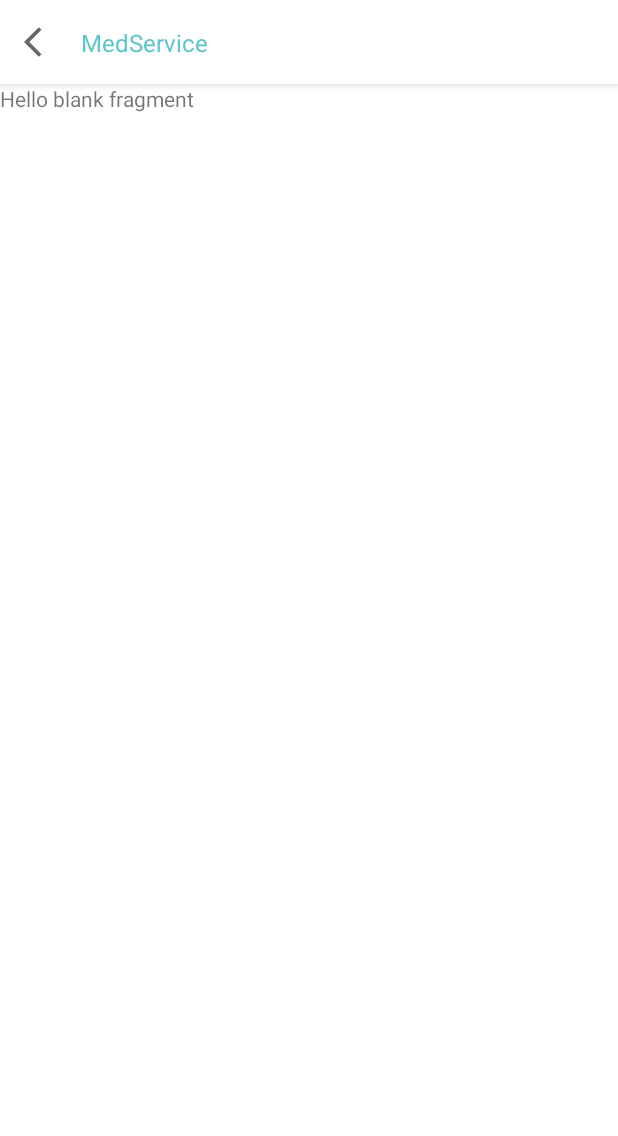
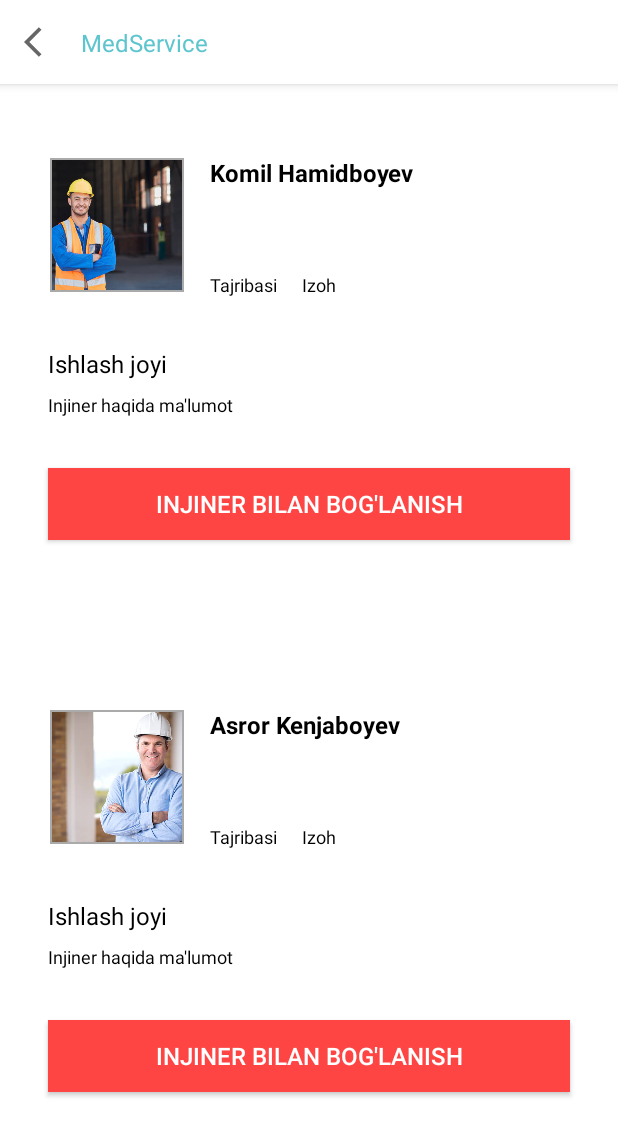
Before and after one commit to Nurtaz440/MedService, an Android app: the OurEnginerFragment screen opened through its navigation route, on a phone screen of 412 x 824 dp. Shown: the top 1136 px of the screen. Run offline under Robolectric (Android 15) with nearby library versions, the phone set to English and light mode, and no system bars; our stand-ins replace data binding, navigation-ui.

Commit message:
enginers change

```diff
--- a/app/src/main/java/mening/dasturim/medservice/data/constants/Constants.kt
+++ b/app/src/main/java/mening/dasturim/medservice/data/constants/Constants.kt
@@ -1,18 +1,51 @@
 package mening.dasturim.medservice.data.constants
 
 import mening.dasturim.medservice.R
+import mening.dasturim.medservice.data.model.EnginerItem
 import mening.dasturim.medservice.data.model.HomeItem
 
 object Constants {
 
-    fun getHomeItems() : ArrayList<HomeItem>{
+    fun getHomeItems(): ArrayList<HomeItem> {
         return arrayListOf(
-          HomeItem(R.drawable.bosh,R.string.nevralogiya),
-          HomeItem(R.drawable.suyak,R.string.travma),
-          HomeItem(R.drawable.tish,R.string.stamatologiya),
-          HomeItem(R.drawable.tomoq,R.string.lor),
-          HomeItem(R.drawable.urolog,R.string.urolog),
-          HomeItem(R.drawable.yurak,R.string.kardiyalogiya),
+            HomeItem(R.drawable.bosh, R.string.nevralogiya),
+            HomeItem(R.drawable.suyak, R.string.travma),
+            HomeItem(R.drawable.tish, R.string.stamatologiya),
+            HomeItem(R.drawable.tomoq, R.string.lor),
+            HomeItem(R.drawable.urolog, R.string.urolog),
+            HomeItem(R.drawable.yurak, R.string.kardiyalogiya),
         )
     }
+
+    fun getOurEnginersItems(): ArrayList<EnginerItem> {
+        return arrayListOf(
+            EnginerItem(
+                R.drawable.enginer_2,
+                R.string.komil,
+                R.string.empity,
+                R.string.empity,
+                R.string.empity,
+                R.string.empity,
+                R.string.empity
+            ),
+        EnginerItem(
+            R.drawable.enginer_3,
+            R.string.asror,
+            R.string.empity,
+            R.string.empity,
+            R.string.empity,
+            R.string.empity,
+            R.string.empity
+        ),
+        EnginerItem(
+            R.drawable.enginer_1,
+            R.string.sevinch,
+            R.string.empity,
+            R.string.empity,
+            R.string.empity,
+            R.string.empity,
+            R.string.empity
+        ))
+
+    }
 }
--- /dev/null
+++ b/app/src/main/java/mening/dasturim/medservice/data/model/EnginerItem.kt
@@ -0,0 +1,18 @@
+package mening.dasturim.medservice.data.model
+
+import androidx.annotation.DrawableRes
+import androidx.annotation.StringRes
+
+data class EnginerItem(
+    @DrawableRes
+    val img:Int,
+    @StringRes
+    val enginerName: Int,
+    @StringRes
+    val enginerCategory: Int,
+    val experience: Int,
+    val comment: Int,
+    @StringRes
+    val clinicName: Int,
+    val details: Int
+)
--- /dev/null
+++ b/app/src/main/java/mening/dasturim/medservice/ui/main/user/enginer/OurEnginerAdapter.kt
@@ -0,0 +1,66 @@
+package mening.dasturim.medservice.ui.main.user.enginer
+
+import android.annotation.SuppressLint
+import android.content.Context
+import android.view.LayoutInflater
+import android.view.ViewGroup
+import androidx.core.content.ContextCompat
+import androidx.databinding.DataBindingUtil
+import androidx.recyclerview.widget.RecyclerView
+import mening.dasturim.medservice.R
+import mening.dasturim.medservice.data.model.EnginerItem
+import mening.dasturim.medservice.databinding.ItemEnginerBinding
+
+class OurEnginerAdapter(private val itemClickListener: (EnginerItem) -> Unit) :
+    RecyclerView.Adapter<OurEnginerAdapter.VH>() {
+
+    private var listItem = listOf<EnginerItem>()
+
+    @SuppressLint("NotifyDataSetChanged")
+    fun setData(listItem: List<EnginerItem>) {
+        this.listItem = listItem
+        notifyDataSetChanged()
+    }
+
+
+    override fun onCreateViewHolder(
+        parent: ViewGroup,
+        viewType: Int
+    ): VH {
+        val inflater = LayoutInflater.from(parent.context)
+        val binding =
+            DataBindingUtil.inflate<ItemEnginerBinding>(
+                inflater,
+                R.layout.item_enginer,
+                parent,
+                false
+            )
+        return VH(binding, parent.context)
+    }
+
+    override fun onBindViewHolder(holder: VH, position: Int) {
+        holder.itemView.setOnClickListener {
+            itemClickListener.invoke(listItem[position])
+        }
+        holder.onBind(listItem[position])
+    }
+
+    override fun getItemCount() = listItem.size
+
+    class VH(private val binding: ItemEnginerBinding, private val context: Context) :
+        RecyclerView.ViewHolder(binding.root) {
+        fun onBind(enginer: EnginerItem) {
+            binding.apply {
+                tvFullName.text = context.getString(enginer.enginerName)
+                tvCategoryOfDoctor.text = context.getString(enginer.enginerCategory)
+                cardProfileAvater.setImageDrawable(ContextCompat.getDrawable(context, enginer.img))
+
+            //                tvExperience.text = context.getString(doctorDetailItem.experience)
+//                tvComments.text = context.getString(doctorDetailItem.comment)
+//                tvClinicName.text = context.getString(doctorDetailItem.clinicName)
+//                tvDetail.text = context.getString(doctorDetailItem.details)
+            }
+        }
+    }
+
+}
--- a/app/src/main/java/mening/dasturim/medservice/ui/main/user/enginer/OurEnginerFragment.kt
+++ b/app/src/main/java/mening/dasturim/medservice/ui/main/user/enginer/OurEnginerFragment.kt
@@ -1,20 +1,34 @@
 package mening.dasturim.medservice.ui.main.user.enginer
 
-import android.os.Bundle
-import androidx.fragment.app.Fragment
-import android.view.LayoutInflater
-import android.view.View
-import android.view.ViewGroup
+import androidx.lifecycle.ViewModelProvider
+import androidx.navigation.fragment.findNavController
+import androidx.recyclerview.widget.LinearLayoutManager
+import androidx.recyclerview.widget.RecyclerView
 import mening.dasturim.medservice.R
+import mening.dasturim.medservice.data.constants.Constants
+import mening.dasturim.medservice.databinding.FragmentOurEnginerBinding
+import mening.dasturim.medservice.ui.base.BaseFragment
 
-class OurEnginerFragment : Fragment() {
+class OurEnginerFragment : BaseFragment<FragmentOurEnginerBinding, OurEnginerVM>() {
 
-    override fun onCreateView(
-        inflater: LayoutInflater, container: ViewGroup?,
-        savedInstanceState: Bundle?
-    ): View? {
-        // Inflate the layout for this fragment
-        return inflater.inflate(R.layout.fragment_our_enginer, container, false)
+    private lateinit var ourEnginerAdapter: OurEnginerAdapter
+
+    override fun onBound() {
+        setUp()
     }
 
+    fun setUp() {
+
+        ourEnginerAdapter= OurEnginerAdapter {
+          //  findNavController().navigate(R.id.ourEnginerDitails)
+        }
+        ourEnginerAdapter.setData(Constants.getOurEnginersItems())
+        binding.rvEnginers.layoutManager=LinearLayoutManager(requireContext(),RecyclerView.VERTICAL,false)
+        binding.rvEnginers.adapter=ourEnginerAdapter
+    }
+
+    override fun getLayoutResId() = R.layout.fragment_our_enginer
+    override val vm: OurEnginerVM
+        get() = ViewModelProvider(this).get(OurEnginerVM::class.java)
+
 }
--- /dev/null
+++ b/app/src/main/java/mening/dasturim/medservice/ui/main/user/enginer/OurEnginerVM.kt
@@ -0,0 +1,6 @@
+package mening.dasturim.medservice.ui.main.user.enginer
+
+import mening.dasturim.medservice.ui.base.BaseVM
+
+class OurEnginerVM :BaseVM() {
+}
--- a/app/src/main/java/mening/dasturim/medservice/ui/main/user/home/HomeFragment.kt
+++ b/app/src/main/java/mening/dasturim/medservice/ui/main/user/home/HomeFragment.kt
@@ -8,6 +8,7 @@ import android.view.ViewGroup
 import androidx.annotation.LayoutRes
 import androidx.lifecycle.ViewModelProvider
 import androidx.recyclerview.widget.LinearLayoutManager
+import androidx.recyclerview.widget.RecyclerView
 import mening.dasturim.medservice.R
 import mening.dasturim.medservice.data.constants.Constants
 import mening.dasturim.medservice.databinding.FragmentHomeBinding
@@ -38,7 +39,7 @@ class HomeFragment : BaseFragment<FragmentHomeBinding,HomeVM>() {
 
         newsAdapter= NewsAdapter {  }
        // newsAdapter.setData(Constants.getNewsItems())
-        binding.rvNews.layoutManager=LinearLayoutManager(requireContext())
+        binding.rvNews.layoutManager=LinearLayoutManager(requireContext(),RecyclerView.VERTICAL,false)
         binding.rvNews.adapter=adapter
     }
 
--- a/app/src/main/res/layout/fragment_our_enginer.xml
+++ b/app/src/main/res/layout/fragment_our_enginer.xml
@@ -1,16 +1,27 @@
 <?xml version="1.0" encoding="utf-8"?>
-<FrameLayout xmlns:android="http://schemas.android.com/apk/res/android"
-    xmlns:tools="http://schemas.android.com/tools"
-    android:layout_width="match_parent"
-    android:layout_height="match_parent"
-    tools:context=".ui.main.user.enginer.OurEnginerFragment"
-    >
+<layout xmlns:android="http://schemas.android.com/apk/res/android"
+    xmlns:app="http://schemas.android.com/apk/res-auto"
+    xmlns:tools="http://schemas.android.com/tools">
 
-    <!-- TODO: Update blank fragment layout -->
-    <TextView
+    <androidx.core.widget.NestedScrollView
         android:layout_width="match_parent"
-        android:layout_height="match_parent"
-        android:text="@string/hello_blank_fragment"
-        />
+        android:layout_height="match_parent">
 
-</FrameLayout>
+        <androidx.constraintlayout.widget.ConstraintLayout
+            android:layout_width="match_parent"
+            android:layout_height="match_parent"
+            tools:context=".ui.main.user.enginer.OurEnginerFragment">
+
+
+            <androidx.recyclerview.widget.RecyclerView
+                android:id="@+id/rv_enginers"
+                android:layout_width="match_parent"
+                android:layout_height="match_parent"
+                app:layout_constraintEnd_toEndOf="parent"
+                app:layout_constraintStart_toStartOf="parent"
+                app:layout_constraintTop_toTopOf="parent"
+                tools:listitem="@layout/item_enginer"
+                />
+        </androidx.constraintlayout.widget.ConstraintLayout>
+    </androidx.core.widget.NestedScrollView>
+</layout>
--- /dev/null
+++ b/app/src/main/res/layout/item_enginer.xml
@@ -0,0 +1,130 @@
+<?xml version="1.0" encoding="utf-8"?>
+<layout xmlns:android="http://schemas.android.com/apk/res/android"
+    xmlns:app="http://schemas.android.com/apk/res-auto">
+
+    <androidx.constraintlayout.widget.ConstraintLayout
+        android:layout_width="match_parent"
+        android:layout_height="336dp"
+        android:layout_margin="16dp"
+        android:background="@android:color/transparent">
+
+        <com.google.android.material.imageview.ShapeableImageView
+            android:id="@+id/card_profile_avater"
+            android:layout_width="92dp"
+            android:layout_height="92dp"
+            android:layout_marginStart="16dp"
+            android:layout_marginTop="32dp"
+            android:padding="2dp"
+            android:scaleType="centerCrop"
+            android:src="@drawable/enginer_1"
+            app:layout_constraintStart_toStartOf="parent"
+            app:layout_constraintTop_toTopOf="parent"
+            app:strokeColor="@android:color/darker_gray"
+            app:strokeWidth="1dp" />
+
+        <TextView
+            android:id="@+id/tv_full_name"
+            android:layout_width="match_parent"
+            android:layout_height="wrap_content"
+            android:layout_marginStart="124dp"
+            android:layout_marginTop="32dp"
+            android:layout_marginEnd="16dp"
+            android:lines="2"
+            android:textColor="@color/black"
+            android:textIsSelectable="true"
+            android:textSize="16sp"
+            android:textStyle="bold"
+            app:layout_constraintTop_toTopOf="parent" />
+
+        <TextView
+            android:id="@+id/tv_category_of_doctor"
+            android:layout_width="wrap_content"
+            android:layout_height="wrap_content"
+            android:layout_marginStart="16dp"
+            android:layout_marginTop="4dp"
+            android:text="@string/enginer"
+            android:textColor="@color/black"
+            android:textSize="12sp"
+            app:layout_constraintLeft_toRightOf="@id/card_profile_avater"
+            app:layout_constraintTop_toBottomOf="@id/tv_full_name" />
+
+        <TextView
+            android:id="@+id/tv_experience"
+            android:layout_width="wrap_content"
+            android:layout_height="wrap_content"
+            android:layout_marginStart="16dp"
+            android:layout_marginTop="16dp"
+            android:text="@string/expirence"
+            android:textColor="@color/black"
+            android:textSize="12sp"
+            app:layout_constraintLeft_toRightOf="@id/card_profile_avater"
+            app:layout_constraintTop_toBottomOf="@id/tv_category_of_doctor" />
+
+        <TextView
+            android:id="@+id/tv_comments"
+            android:layout_width="wrap_content"
+            android:layout_height="wrap_content"
+            android:layout_marginStart="16dp"
+            android:layout_marginTop="16dp"
+            android:text="@string/comment"
+            android:textColor="@color/black"
+            android:textSize="12sp"
+            app:layout_constraintLeft_toRightOf="@id/tv_experience"
+            app:layout_constraintTop_toBottomOf="@id/tv_category_of_doctor" />
+
+
+        <View
+            android:id="@+id/v_divider"
+            android:layout_margin="16dp"
+            app:layout_constraintLeft_toLeftOf="parent"
+            app:layout_constraintRight_toRightOf="parent"
+            app:layout_constraintTop_toBottomOf="@id/tv_comments"
+            android:layout_height="1dp"
+            android:layout_width="match_parent"/>
+
+        <TextView
+            android:id="@+id/tv_clinic_name"
+            android:layout_width="match_parent"
+            android:layout_height="wrap_content"
+            android:layout_marginHorizontal="16dp"
+            android:layout_marginTop="16dp"
+            android:maxLines="2"
+            android:text="@string/clinic_name"
+            android:textColor="@color/black"
+            android:textSize="16sp"
+            app:layout_constraintEnd_toEndOf="parent"
+            app:layout_constraintStart_toStartOf="parent"
+            app:layout_constraintTop_toBottomOf="@id/v_divider" />
+
+        <TextView
+            android:id="@+id/tv_detail"
+            android:layout_width="match_parent"
+            android:layout_height="wrap_content"
+            android:layout_marginHorizontal="16dp"
+            android:layout_marginTop="8dp"
+            android:maxLines="2"
+            android:text="@string/enginer_detail"
+            android:textColor="@color/black"
+            android:textSize="12sp"
+            app:layout_constraintEnd_toEndOf="parent"
+            app:layout_constraintLeft_toLeftOf="parent"
+            app:layout_constraintTop_toBottomOf="@id/tv_clinic_name" />
+
+        <androidx.appcompat.widget.AppCompatButton
+            android:layout_width="match_parent"
+            android:layout_height="48dp"
+            android:layout_marginHorizontal="16dp"
+            android:layout_marginTop="17dp"
+            android:layout_marginBottom="32dp"
+            android:background="@android:color/holo_red_light"
+            android:text="@string/acception"
+            android:textColor="@color/white"
+            android:textSize="16sp"
+            app:layout_constraintBottom_toBottomOf="parent"
+            app:layout_constraintLeft_toLeftOf="parent"
+            app:layout_constraintRight_toRightOf="parent"
+            app:layout_constraintTop_toBottomOf="@+id/tv_detail" />
+
+
+    </androidx.constraintlayout.widget.ConstraintLayout>
+</layout>
--- a/app/src/main/res/values/strings.xml
+++ b/app/src/main/res/values/strings.xml
@@ -27,6 +27,18 @@
 
 
     <string name="medical_news">Tibbiyot yangiliklari</string>
+    <string name="enginer">Injner</string>
+    <string name="expirence">Tajribasi</string>
+    <string name="comment">Izoh</string>
+    <string name="clinic_name">Ishlash joyi</string>
+    <string name="enginer_detail">Injiner haqida ma\'lumot</string>
+    <string name="acception">Injiner bilan bog\'lanish</string>
+
+    <string name="sevinch">Sevinch Raxmanova</string>
+    <string name="komil">Komil Hamidboyev</string>
+    <string name="asror">Asror Kenjaboyev</string>
+    <string name="empity"> </string>
+
 
     <!-- TODO: Remove or change this placeholder text -->
     <string name="hello_blank_fragment">Hello blank fragment</string>
```
Also changed, not shown: app/src/main/res/drawable-v24/enginer_1.jpg (added), app/src/main/res/drawable-v24/enginer_2.jpg (added), app/src/main/res/drawable-v24/enginer_3.jpg (added).
